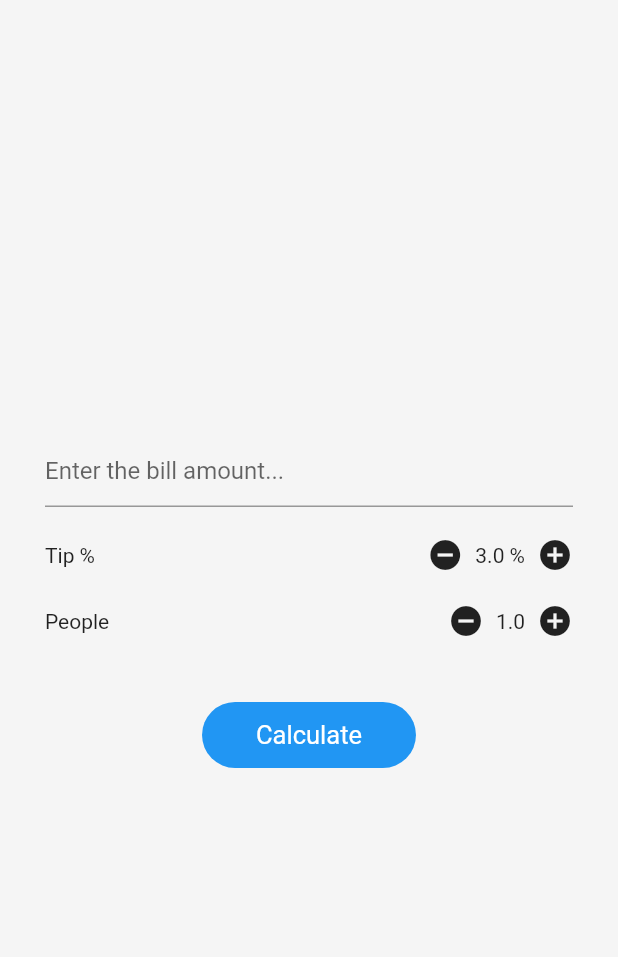
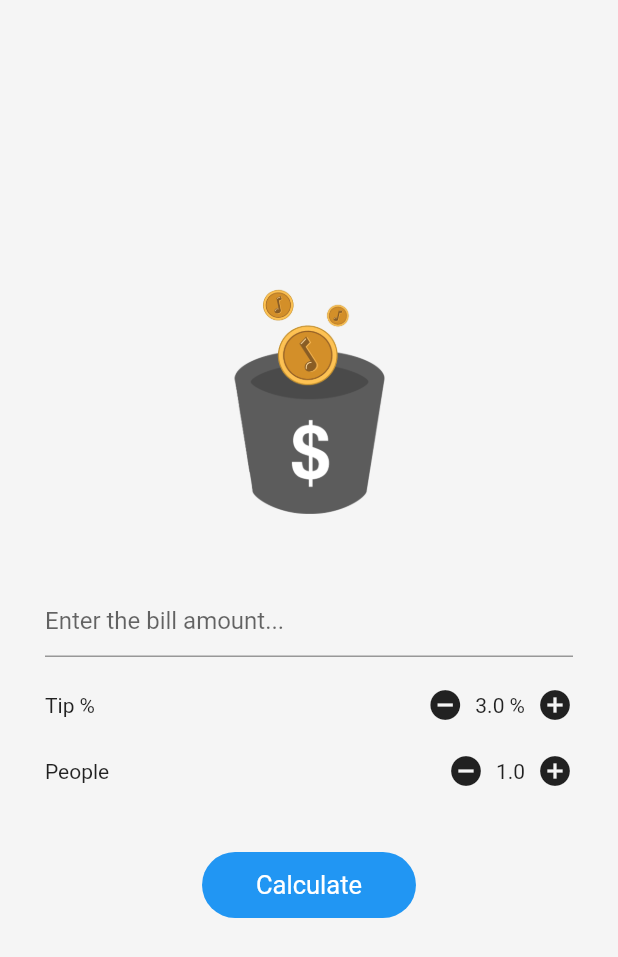
Before and after one commit to the-jey/Flutter-Tipcalculator, a Flutter app: the screen it shows after launch, on a phone screen of 412 x 824 dp. Shown: the top 957 px of the screen. Run offline on Flutter 3.47's test engine with Material 2 defaults, Android fonts, the phone set to English and light mode, and no system bars.

Commit message:
add a logo

```diff
--- a/lib/main.dart
+++ b/lib/main.dart
@@ -80,6 +80,12 @@ class _HomePageState extends State<HomePage> {
           child: Column(
             mainAxisAlignment: MainAxisAlignment.center,
             children: <Widget>[
+              CircleAvatar(
+                backgroundImage: AssetImage('image/tips.png'),
+                backgroundColor: Colors.grey.shade100,
+                radius: 80.0,
+              ),
+              SizedBox(height: 40.0),
               TextField(
                 onChanged: (value) {
                   billAmount = double.parse(value);
```
Also changed, not shown: pubspec.yaml (+3 -8 lines), image/tips.png (added).
